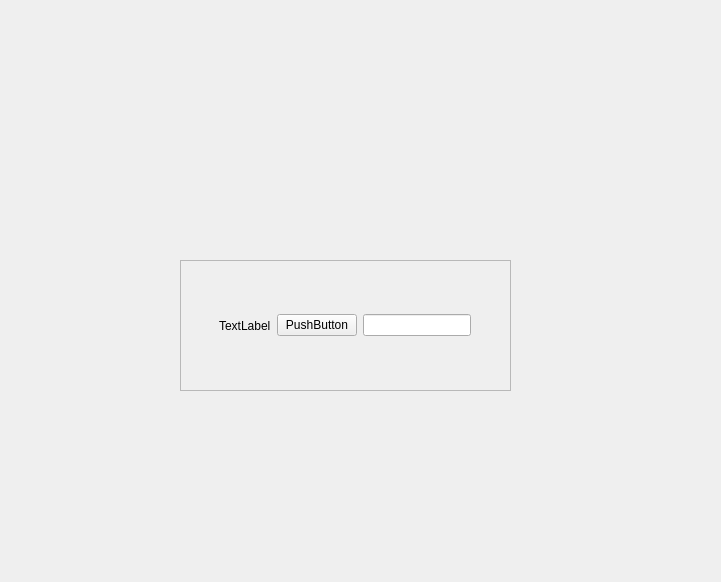
First picture: the form in UI/frame.ui, repository michael11315/PyQt4, before the edit.
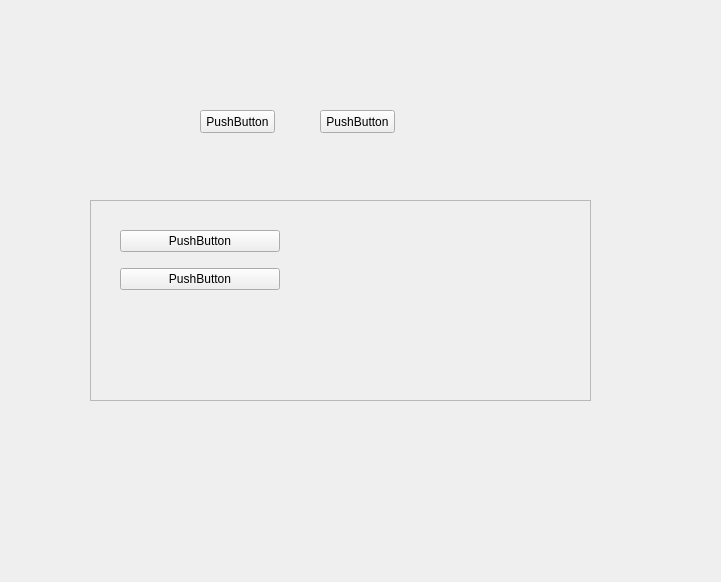
Second picture: the form after the edit.

The edit to the form file:
```diff
--- a/UI/frame.ui
+++ b/UI/frame.ui
@@ -13,88 +13,79 @@
   <property name="windowTitle">
    <string>Form</string>
   </property>
-  <widget class="QFrame" name="frame_3">
+  <widget class="QPushButton" name="pushButton">
    <property name="geometry">
     <rect>
-     <x>180</x>
-     <y>260</y>
-     <width>331</width>
-     <height>131</height>
+     <x>200</x>
+     <y>110</y>
+     <width>75</width>
+     <height>23</height>
     </rect>
    </property>
+   <property name="text">
+    <string>PushButton</string>
+   </property>
+  </widget>
+  <widget class="QPushButton" name="pushButton_2">
+   <property name="geometry">
+    <rect>
+     <x>320</x>
+     <y>110</y>
+     <width>75</width>
+     <height>23</height>
+    </rect>
+   </property>
+   <property name="text">
+    <string>PushButton</string>
+   </property>
+  </widget>
+  <widget class="QWidget" name="horizontalLayoutWidget">
+   <property name="geometry">
+    <rect>
+     <x>90</x>
+     <y>200</y>
+     <width>501</width>
+     <height>201</height>
+    </rect>
+   </property>
+   <layout class="QHBoxLayout" name="horizontalLayout">
+    <item>
+     <widget class="QFrame" name="frame">
    <property name="frameShape">
     <enum>QFrame::StyledPanel</enum>
    </property>
    <property name="frameShadow">
     <enum>QFrame::Raised</enum>
    </property>
-   <widget class="QWidget" name="horizontalLayoutWidget">
+      <widget class="QWidget" name="gridLayoutWidget">
     <property name="geometry">
      <rect>
-      <x>10</x>
+         <x>30</x>
       <y>20</y>
-      <width>281</width>
-      <height>91</height>
-     </rect>
-    </property>
-    <layout class="QHBoxLayout" name="horizontalLayout">
-     <item>
-      <spacer name="horizontalSpacer">
-       <property name="orientation">
-        <enum>Qt::Horizontal</enum>
-       </property>
-       <property name="sizeHint" stdset="0">
-        <size>
-         <width>40</width>
-         <height>20</height>
-        </size>
-       </property>
-      </spacer>
-     </item>
-     <item>
-      <widget class="QLabel" name="label">
+         <width>160</width>
+         <height>80</height>
+        </rect>
+       </property>
+       <layout class="QGridLayout" name="gridLayout">
+        <item row="0" column="0">
+         <widget class="QPushButton" name="pushButton_3">
        <property name="text">
-        <string>TextLabel</string>
+           <string>PushButton</string>
        </property>
       </widget>
      </item>
-     <item>
-      <widget class="QPushButton" name="pushButton_2">
+        <item row="1" column="0">
+         <widget class="QPushButton" name="pushButton_4">
        <property name="text">
         <string>PushButton</string>
        </property>
       </widget>
      </item>
-     <item>
-      <widget class="QLineEdit" name="lineEdit">
-       <property name="enabled">
-        <bool>true</bool>
-       </property>
-       <property name="sizePolicy">
-        <sizepolicy hsizetype="Minimum" vsizetype="Fixed">
-         <horstretch>0</horstretch>
-         <verstretch>0</verstretch>
-        </sizepolicy>
-       </property>
-       <property name="minimumSize">
-        <size>
-         <width>0</width>
-         <height>0</height>
-        </size>
-       </property>
-       <property name="baseSize">
-        <size>
-         <width>0</width>
-         <height>0</height>
-        </size>
-       </property>
-       <property name="maxLength">
-        <number>32767</number>
-       </property>
+       </layout>
       </widget>
-     </item>
-    </layout>
-   </widget>
+     </widget>
+    </item>
+   </layout>
   </widget>
  </widget>
  <resources/>
```
Left out of the diff: 35 changed lines with no effect on the pictures. Lines whose indentation alone changed are shown as unchanged.
